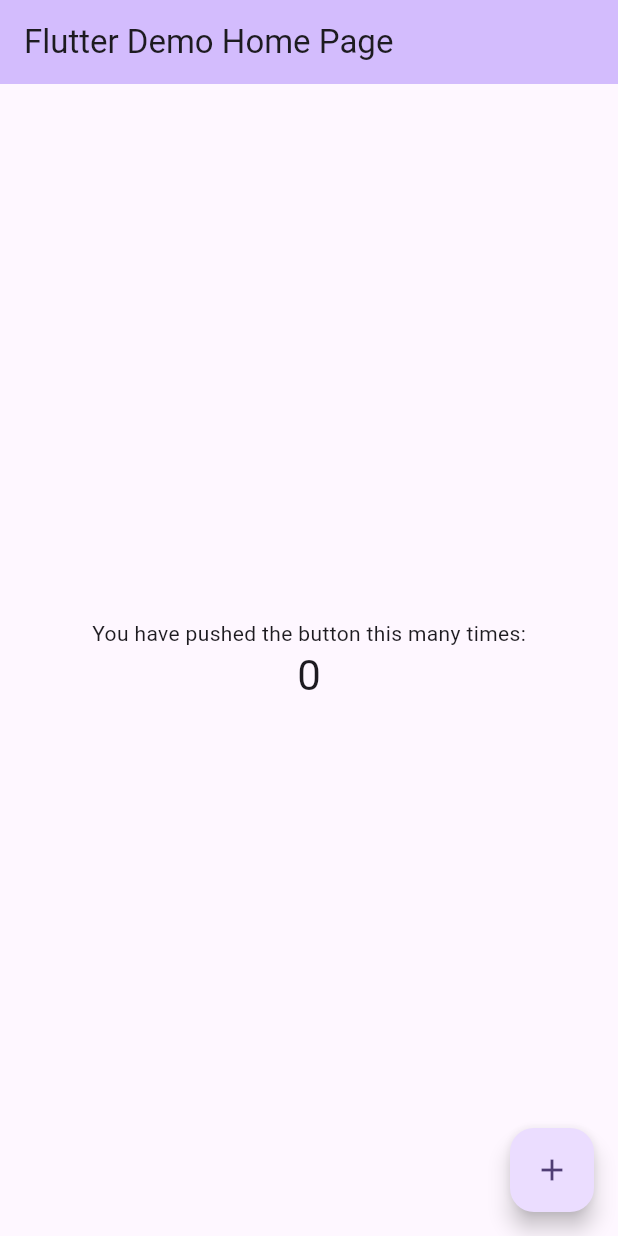
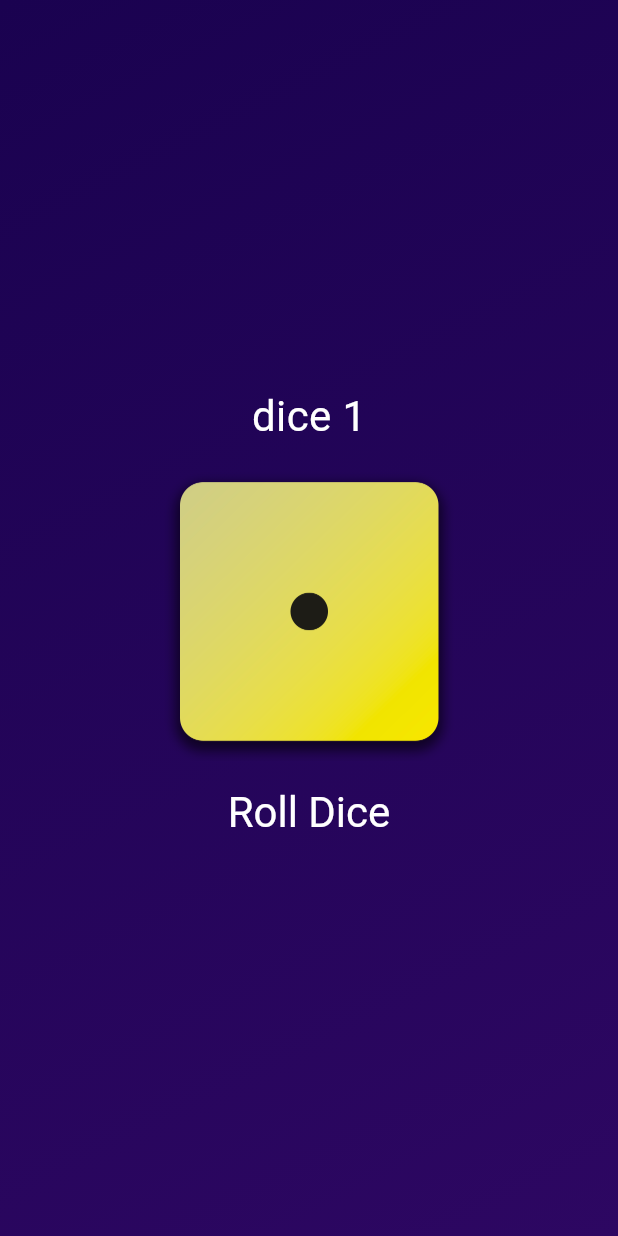
Before and after one commit to ngobiea/flutter_complete, a Flutter app: the screen it shows after launch, on a phone screen of 412 x 824 dp. Run offline on Flutter 3.47's test engine with Material 3 defaults, Android fonts, the phone set to English and light mode, and no system bars.

Commit message:
complete dice app

```diff
--- /dev/null
+++ b/lib/dice_roller.dart
@@ -0,0 +1,55 @@
+import 'dart:math';
+
+import 'package:flutter/material.dart';
+import 'package:flutter_complete/styled_text.dart';
+final randomizer = Random();
+
+class DiceRoller extends StatefulWidget {
+  const DiceRoller({super.key});
+
+  @override
+  State<DiceRoller> createState() {
+    return _DiceRollerState();
+  }
+}
+
+class _DiceRollerState extends State<DiceRoller> {
+  int diceNumber = 1;
+
+  void rollDice() {
+    setState(() {
+      diceNumber = randomizer.nextInt(6) + 1;
+    });
+  }
+
+  @override
+  Widget build(context) {
+    return Column(
+      mainAxisAlignment: MainAxisAlignment.center,
+      children: [
+        StyledText('dice $diceNumber'),
+        const SizedBox(height: 10),
+        Image(
+          image: AssetImage(
+            'assets/images/dice-$diceNumber.png',
+          ),
+          width: 200,
+        ),
+        const SizedBox(height: 10),
+        TextButton(
+            onPressed: () {
+              setState(() {
+                diceNumber = Random().nextInt(6) + 1;
+              });
+            },
+            style: TextButton.styleFrom(
+              foregroundColor: Colors.white,
+              textStyle: const TextStyle(
+                fontSize: 28,
+              ),
+            ),
+            child: const Text('Roll Dice'))
+      ],
+    );
+  }
+}
--- /dev/null
+++ b/lib/gradient_container.dart
@@ -0,0 +1,26 @@
+import 'package:flutter/material.dart';
+import 'package:flutter_complete/dice_roller.dart';
+
+
+const startAlignment = Alignment.topLeft;
+const endAlignment = Alignment.bottomRight;
+
+class GradientContainer extends StatelessWidget {
+  const GradientContainer({super.key, required this.colors});
+  final List<Color> colors;
+  @override
+  Widget build(context) {
+    return Container(
+      decoration: BoxDecoration(
+        gradient: LinearGradient(
+          colors: colors,
+          begin: startAlignment,
+          end: endAlignment,
+        ),
+      ),
+      child: const Center(
+        child: DiceRoller()
+      ),
+    );
+  }
+}
--- a/lib/main.dart
+++ b/lib/main.dart
@@ -1,125 +1,17 @@
 import 'package:flutter/material.dart';
+import 'package:flutter_complete/gradient_container.dart';
 
 void main() {
-  runApp(const MyApp());
-}
-
-class MyApp extends StatelessWidget {
-  const MyApp({super.key});
-
-  // This widget is the root of your application.
-  @override
-  Widget build(BuildContext context) {
-    return MaterialApp(
-      title: 'Flutter Demo',
-      theme: ThemeData(
-        // This is the theme of your application.
-        //
-        // TRY THIS: Try running your application with "flutter run". You'll see
-        // the application has a purple toolbar. Then, without quitting the app,
-        // try changing the seedColor in the colorScheme below to Colors.green
-        // and then invoke "hot reload" (save your changes or press the "hot
-        // reload" button in a Flutter-supported IDE, or press "r" if you used
-        // the command line to start the app).
-        //
-        // Notice that the counter didn't reset back to zero; the application
-        // state is not lost during the reload. To reset the state, use hot
-        // restart instead.
-        //
-        // This works for code too, not just values: Most code changes can be
-        // tested with just a hot reload.
-        colorScheme: ColorScheme.fromSeed(seedColor: Colors.deepPurple),
-        useMaterial3: true,
-      ),
-      home: const MyHomePage(title: 'Flutter Demo Home Page'),
-    );
-  }
-}
-
-class MyHomePage extends StatefulWidget {
-  const MyHomePage({super.key, required this.title});
-
-  // This widget is the home page of your application. It is stateful, meaning
-  // that it has a State object (defined below) that contains fields that affect
-  // how it looks.
-
-  // This class is the configuration for the state. It holds the values (in this
-  // case the title) provided by the parent (in this case the App widget) and
-  // used by the build method of the State. Fields in a Widget subclass are
-  // always marked "final".
-
-  final String title;
-
-  @override
-  State<MyHomePage> createState() => _MyHomePageState();
-}
-
-class _MyHomePageState extends State<MyHomePage> {
-  int _counter = 0;
-
-  void _incrementCounter() {
-    setState(() {
-      // This call to setState tells the Flutter framework that something has
-      // changed in this State, which causes it to rerun the build method below
-      // so that the display can reflect the updated values. If we changed
-      // _counter without calling setState(), then the build method would not be
-      // called again, and so nothing would appear to happen.
-      _counter++;
-    });
-  }
-
-  @override
-  Widget build(BuildContext context) {
-    // This method is rerun every time setState is called, for instance as done
-    // by the _incrementCounter method above.
-    //
-    // The Flutter framework has been optimized to make rerunning build methods
-    // fast, so that you can just rebuild anything that needs updating rather
-    // than having to individually change instances of widgets.
-    return Scaffold(
-      appBar: AppBar(
-        // TRY THIS: Try changing the color here to a specific color (to
-        // Colors.amber, perhaps?) and trigger a hot reload to see the AppBar
-        // change color while the other colors stay the same.
-        backgroundColor: Theme.of(context).colorScheme.inversePrimary,
-        // Here we take the value from the MyHomePage object that was created by
-        // the App.build method, and use it to set our appbar title.
-        title: Text(widget.title),
-      ),
-      body: Center(
-        // Center is a layout widget. It takes a single child and positions it
-        // in the middle of the parent.
-        child: Column(
-          // Column is also a layout widget. It takes a list of children and
-          // arranges them vertically. By default, it sizes itself to fit its
-          // children horizontally, and tries to be as tall as its parent.
-          //
-          // Column has various properties to control how it sizes itself and
-          // how it positions its children. Here we use mainAxisAlignment to
-          // center the children vertically; the main axis here is the vertical
-          // axis because Columns are vertical (the cross axis would be
-          // horizontal).
-          //
-          // TRY THIS: Invoke "debug painting" (choose the "Toggle Debug Paint"
-          // action in the IDE, or press "p" in the console), to see the
-          // wireframe for each widget.
-          mainAxisAlignment: MainAxisAlignment.center,
-          children: <Widget>[
-            const Text(
-              'You have pushed the button this many times:',
-            ),
-            Text(
-              '$_counter',
-              style: Theme.of(context).textTheme.headlineMedium,
-            ),
+  runApp(
+    const MaterialApp(
+      home: Scaffold(
+        body: GradientContainer(
+          colors: [
+            Color.fromARGB(255, 26, 2, 80),
+            Color.fromARGB(255, 45, 7, 98),
           ],
         ),
       ),
-      floatingActionButton: FloatingActionButton(
-        onPressed: _incrementCounter,
-        tooltip: 'Increment',
-        child: const Icon(Icons.add),
-      ), // This trailing comma makes auto-formatting nicer for build methods.
-    );
-  }
+    ),
+  );
 }
--- /dev/null
+++ b/lib/styled_text.dart
@@ -0,0 +1,18 @@
+import 'package:flutter/material.dart';
+
+class StyledText extends StatelessWidget {
+  const StyledText(this.text, {super.key});
+
+  final String text;
+
+  @override
+  Widget build(context) {
+    return Text(
+      text,
+      style: const TextStyle(
+        color: Colors.white,
+        fontSize: 28,
+      ),
+    );
+  }
+}
--- a/pubspec.yaml
+++ b/pubspec.yaml
@@ -59,9 +59,8 @@ flutter:
   uses-material-design: true
 
   # To add assets to your application, add an assets section, like this:
-  # assets:
-  #   - images/a_dot_burr.jpeg
-  #   - images/a_dot_ham.jpeg
+  assets:
+    - assets/images/
 
   # An image asset can refer to one or more resolution-specific "variants", see
   # https://flutter.dev/assets-and-images/#resolution-aware
```
Also changed, not shown: assets/images/dice-1.png (added), assets/images/dice-2.png (added), assets/images/dice-3.png (added), assets/images/dice-4.png (added), assets/images/dice-5.png (added), assets/images/dice-6.png (added), 1 other file.
